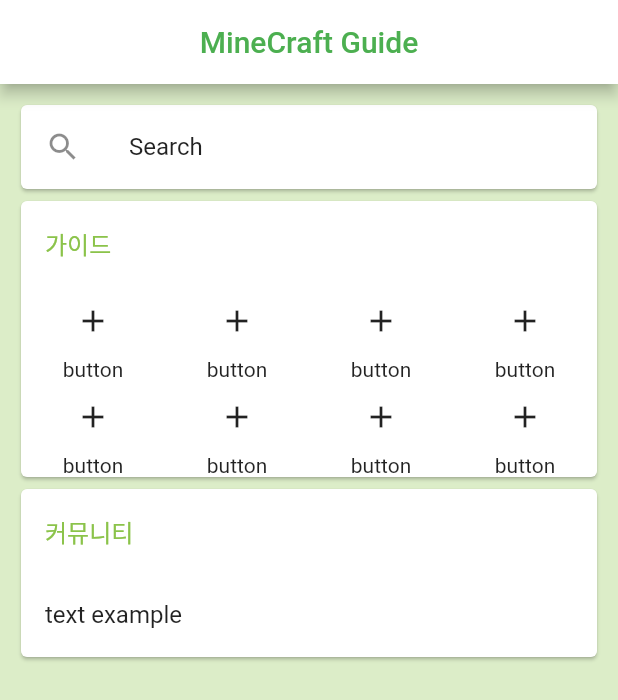
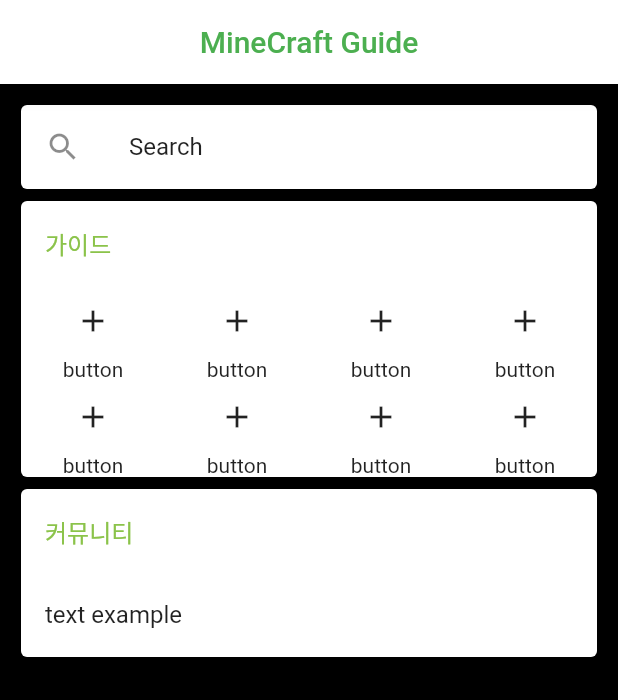
Before and after one commit to dlwogns/bird_project, a Flutter app: the screen it shows after launch, on a phone screen of 412 x 824 dp. Shown: the top 700 px of the screen. Run offline on Flutter 3.47's test engine with Material 2 defaults, Android fonts, the phone set to English and light mode, and no system bars; network calls fail.

Commit message:
필요없는 코드

```diff
--- a/project1/lib/main.dart
+++ b/project1/lib/main.dart
@@ -6,7 +6,10 @@ class MyApp extends StatelessWidget {
   @override
   Widget build(BuildContext context) {
     return MaterialApp(
-      theme: ThemeData(scaffoldBackgroundColor: Colors.lightGreen[100]),
+      //필요없는 코드 시작. 머지할 때 삭제해주세요.
+      theme: ThemeData(scaffoldBackgroundColor: Colors.black
+      //필요없는 코드 끝
+      ),
       title: 'MineCraft Guide',
       home: MyHomePage(),
     );
```
